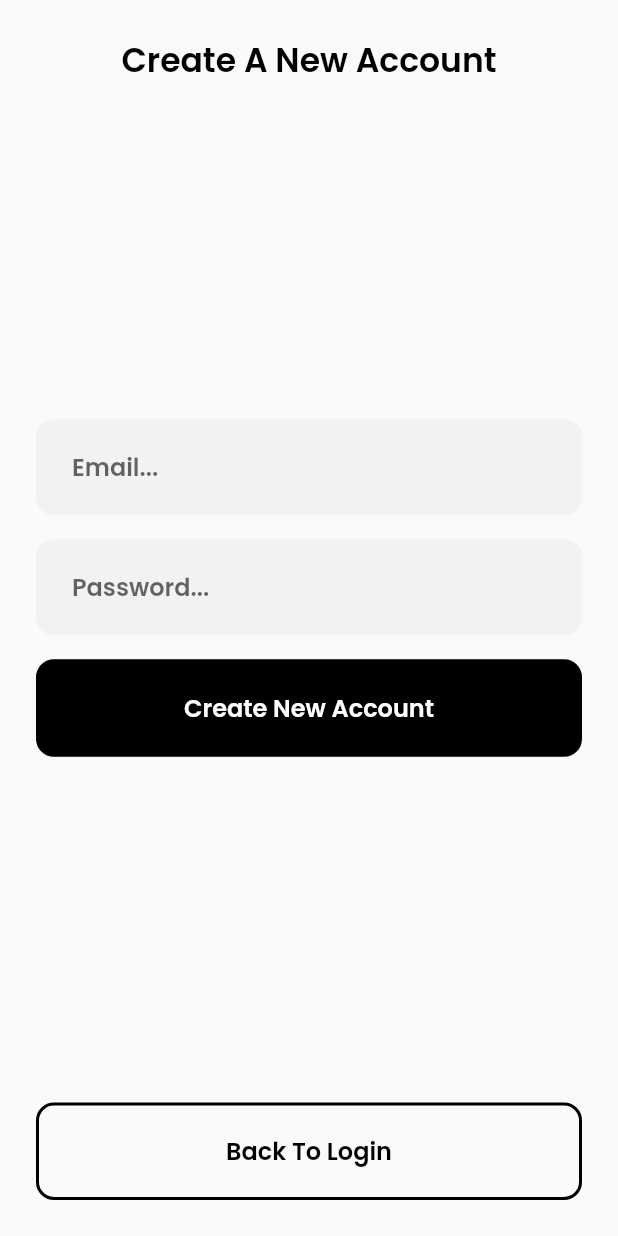
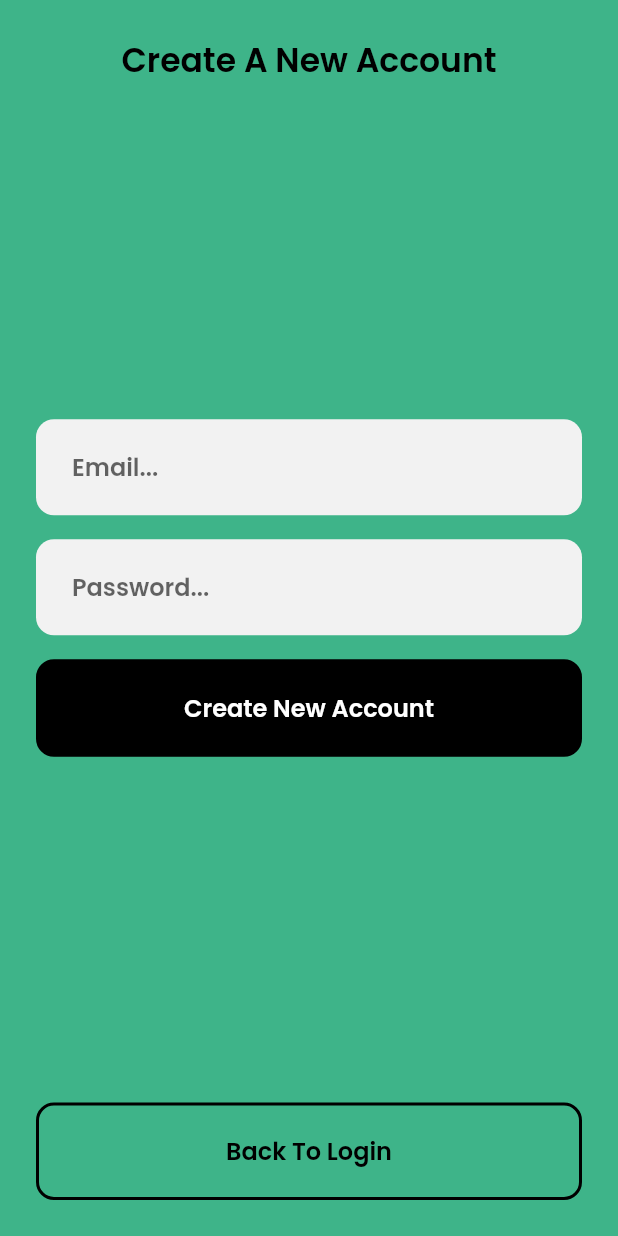
Before and after one commit to beraSayantan/ECommerce, a Flutter app: the screen it shows after launch, after a tap on "Create New Account", on a phone screen of 412 x 824 dp. Run offline on Flutter 3.47's test engine with Material 2 defaults, Android fonts, the phone set to English and light mode, and no system bars; our stand-ins replace cloud_firestore, firebase_auth, firebase_core, google_fonts; accounts and stored records are empty.

Commit message:
Added some background

```diff
--- a/lib/screens/cart_page.dart
+++ b/lib/screens/cart_page.dart
@@ -22,6 +22,7 @@ class _CartPageState extends State<CartPage> {
   @override
   Widget build(BuildContext context) {
     return Scaffold(
+      backgroundColor: Color(0xFFE6FFE6),
       body: Stack(
         children: [
           FutureBuilder<QuerySnapshot>(
--- a/lib/screens/home_page.dart
+++ b/lib/screens/home_page.dart
@@ -34,6 +34,7 @@ class _HomePageState extends State<HomePage> {
   @override
   Widget build(BuildContext context) {
     return Scaffold(
+      backgroundColor: Color(0xFFE6FFE6),
       body: Column(
         mainAxisAlignment: MainAxisAlignment.spaceBetween,
         children: [
--- a/lib/screens/login_page.dart
+++ b/lib/screens/login_page.dart
@@ -102,6 +102,7 @@ class _LoginPageState extends State<LoginPage> {
   @override
   Widget build(BuildContext context) {
     return Scaffold(
+      backgroundColor: Color(0xFF3EB489),
       body: SafeArea(
         child: Container(
           width: double.infinity,
--- a/lib/screens/product_page.dart
+++ b/lib/screens/product_page.dart
@@ -40,6 +40,7 @@ class _ProductPageState extends State<ProductPage> {
   @override
   Widget build(BuildContext context) {
     return Scaffold(
+      backgroundColor: Color(0xFFE6FFE6),
       body: Stack(
         children: [
           FutureBuilder(
--- a/lib/screens/register_page.dart
+++ b/lib/screens/register_page.dart
@@ -104,6 +104,7 @@ class _RegisterPageState extends State<RegisterPage> {
   @override
   Widget build(BuildContext context) {
     return Scaffold(
+      backgroundColor: Color(0xFF3EB489),
       body: SafeArea(
         child: Container(
           width: double.infinity,
--- a/lib/widgets/bottom_tabs.dart
+++ b/lib/widgets/bottom_tabs.dart
@@ -19,7 +19,7 @@ class _BottomTabsState extends State<BottomTabs> {
 
     return Container(
       decoration: BoxDecoration(
-        color: Colors.white,
+        color: Color(0xFFB2D3C2),
         borderRadius: BorderRadius.only(
           topLeft: Radius.circular(12.0),
           topRight: Radius.circular(12.0)
--- a/lib/widgets/custom_action_bar.dart
+++ b/lib/widgets/custom_action_bar.dart
@@ -26,7 +26,7 @@ class CustomActionBar extends StatelessWidget {
       decoration: BoxDecoration(
         gradient: _hasBackground ? LinearGradient(
           colors: [
-            Colors.white,
+            Color(0xFFB2D3C2),
             Colors.white.withOpacity(0),
           ],
           begin: Alignment(0,0),
```
